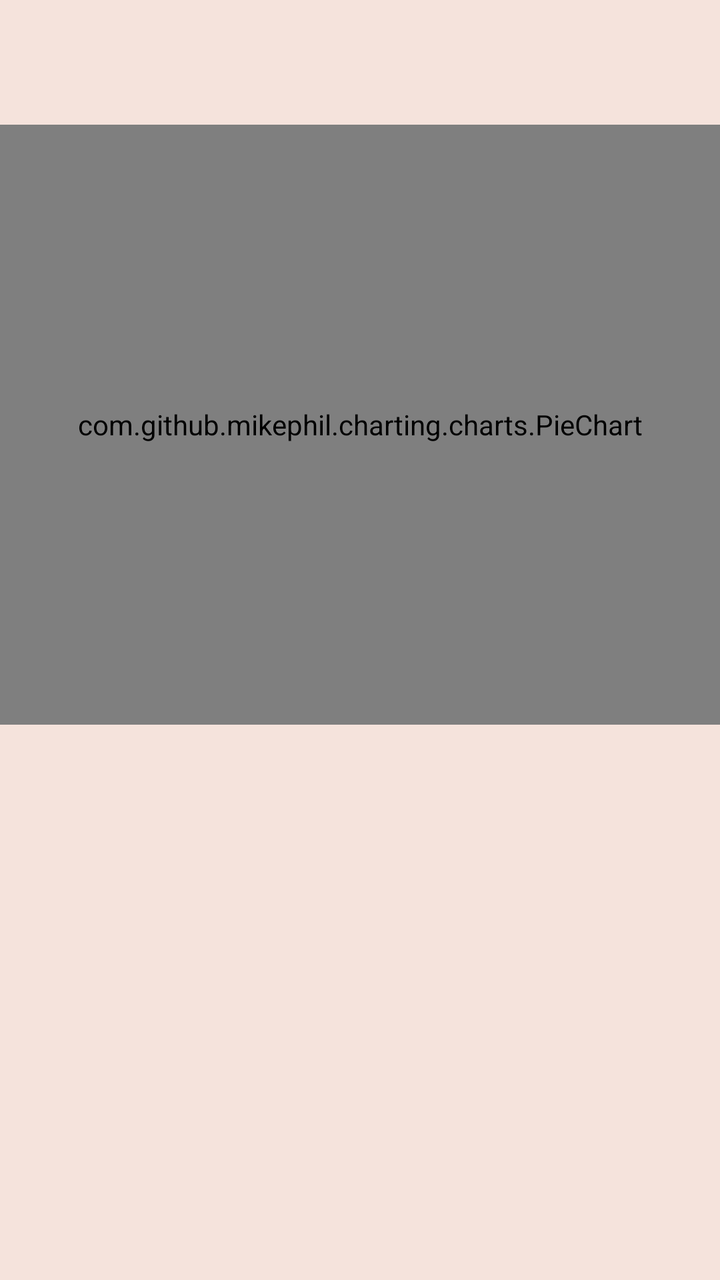
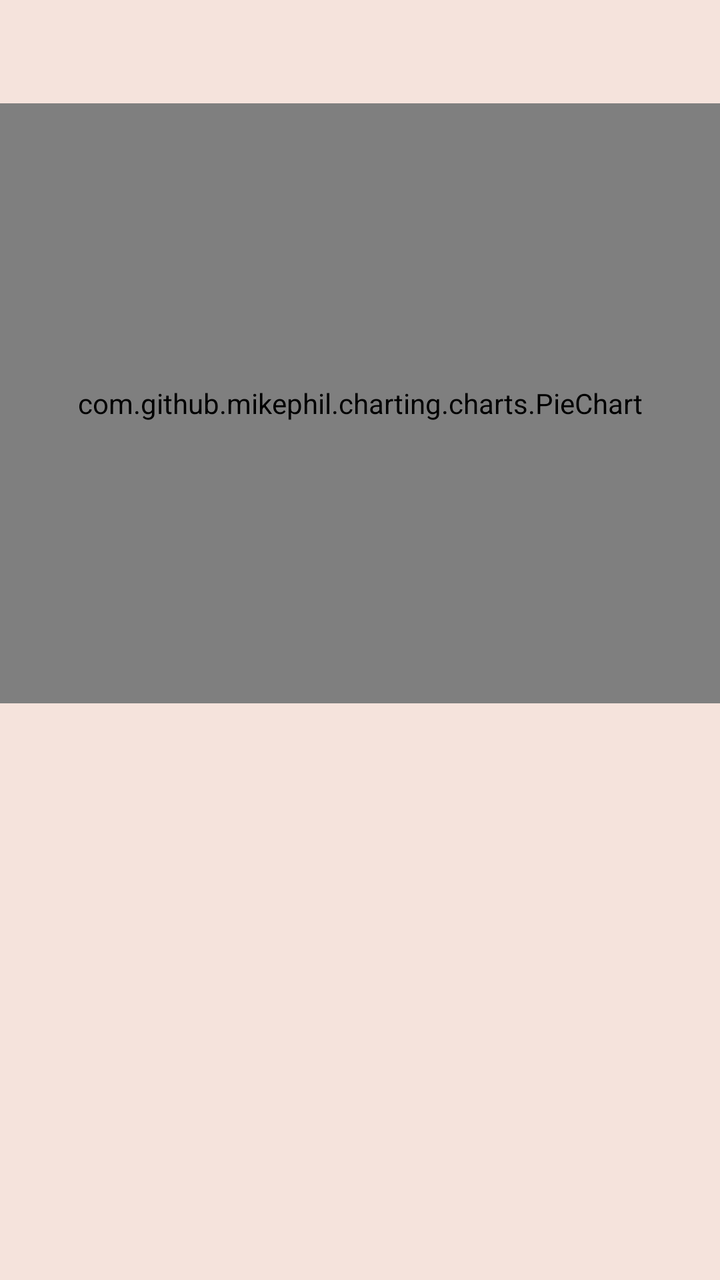

Two renders of the same Android screen: before a commit and after it. Below are the layout's source before the change and the commit's diff.
<!-- AndroidManifest.xml: application theme Theme.BudgetBuddy -->
<!-- res/layout/fragment_spending_by_cat.xml -->
<?xml version="1.0" encoding="utf-8"?>
<androidx.constraintlayout.widget.ConstraintLayout
    xmlns:android="http://schemas.android.com/apk/res/android"
    xmlns:app="http://schemas.android.com/apk/res-auto"
    xmlns:tools="http://schemas.android.com/tools"
    android:layout_width="match_parent"
    android:layout_height="match_parent"
    android:background="@color/brown_100"
    tools:context=".ui.spendingbycat.SpendingByCategoryFragment">

    <TextView
        android:id="@+id/txtHomeTitle"
        android:layout_width="0dp"
        android:layout_height="wrap_content"
        android:layout_marginStart="16dp"
        android:layout_marginTop="30dp"
        android:layout_marginEnd="16dp"
        android:textColor="@color/red_200"
        android:textSize="24sp"
        android:textStyle="bold"
        app:layout_constraintEnd_toEndOf="parent"
        app:layout_constraintStart_toStartOf="parent"
        app:layout_constraintTop_toTopOf="parent" />

    <com.github.mikephil.charting.charts.PieChart
        android:id="@+id/pieChart_view"
        android:layout_width="match_parent"
        android:layout_height="300dp"
        app:layout_constraintEnd_toEndOf="parent"
        app:layout_constraintStart_toStartOf="parent"
        app:layout_constraintTop_toBottomOf="@+id/txtHomeTitle" />

    <androidx.recyclerview.widget.RecyclerView
        android:id="@+id/recyclerViewTransaction"
        android:layout_width="0dp"
        android:layout_height="0dp"
        android:layout_marginStart="16dp"
        android:layout_marginEnd="16dp"
        android:layout_marginBottom="16dp"
        app:layout_constraintBottom_toBottomOf="parent"
        app:layout_constraintEnd_toEndOf="parent"
        app:layout_constraintStart_toStartOf="parent"
        app:layout_constraintTop_toBottomOf="@+id/pieChart_view" />

</androidx.constraintlayout.widget.ConstraintLayout>
<!-- resources referenced by this layout -->
<resources>
  <color name="brown_100">#F5E3DC</color>
  <color name="red_200">#BA3B0A</color>
  <style name="Theme.BudgetBuddy" parent="Theme.MaterialComponents.DayNight.DarkActionBar">
          
          <item name="colorPrimary">@color/red_200</item>
          <item name="colorPrimaryVariant">@color/red_700</item>
          <item name="colorOnPrimary">@color/brown_100</item>
          
          <item name="colorSecondary">@color/brown_500</item>
          <item name="colorSecondaryVariant">@color/brown_700</item>
          <item name="colorOnSecondary">@color/light_brown</item>
          
          <item name="android:statusBarColor">?attr/colorPrimary</item>
          
          <item name="android:windowBackground">@color/red_200</item>
      </style>
  <color name="red_700">#86042F</color>
  <color name="brown_500">#d5896c</color>
  <color name="brown_700">#B88572</color>
  <color name="light_brown">#FFF5ED</color>
</resources>

<!-- the commit's change to res/layout/fragment_spending_by_cat.xml (unified diff, before → after) -->
@@ -16,7 +16,7 @@
         android:layout_marginTop="30dp"
         android:layout_marginEnd="16dp"
         android:textColor="@color/red_200"
-        android:textSize="24sp"
+        android:textSize="16sp"
         android:textStyle="bold"
         app:layout_constraintEnd_toEndOf="parent"
         app:layout_constraintStart_toStartOf="parent"
